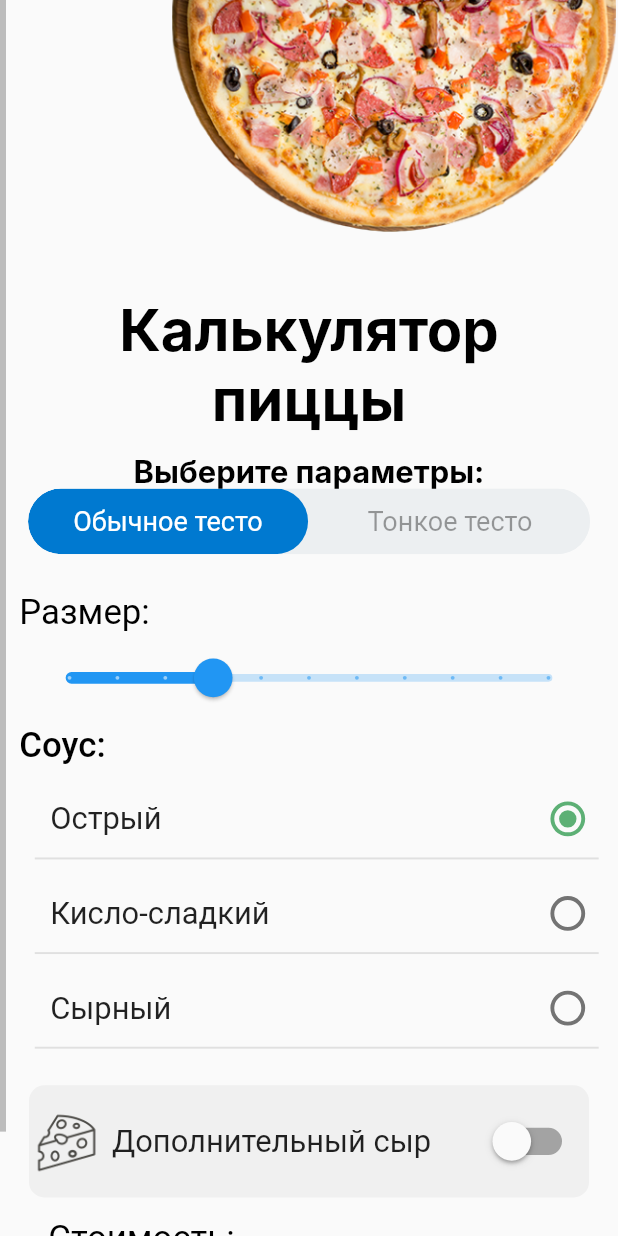
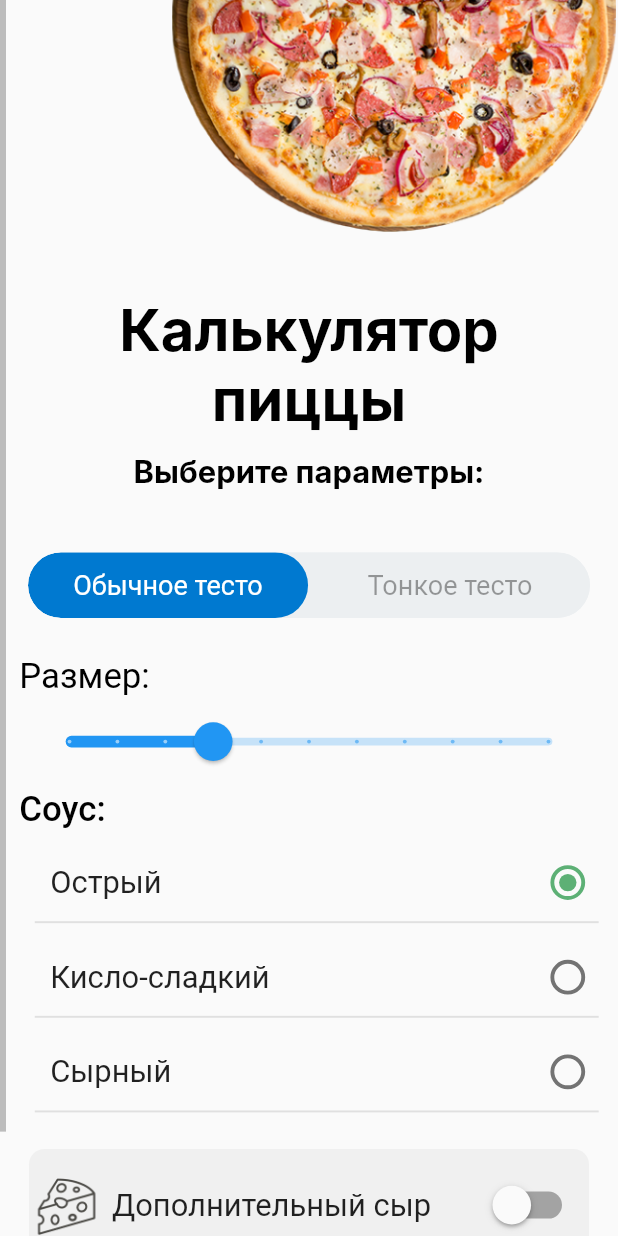
Before and after one commit to Alexqwesa/test_task_pizza_shop_project, a Flutter app: the MainScreen screen opened by its route, on a phone screen of 412 x 824 dp. Run offline on Flutter 3.47's test engine with Material 2 defaults, Android fonts, the phone set to English and light mode, and no system bars; drawn by our look-alikes of toggle_switch; Roboto replaces fonts that are missing (Inter).

Commit message:
minor padding, todo: rework RadioListTile padding

```diff
--- a/lib/main_screen.dart
+++ b/lib/main_screen.dart
@@ -83,6 +83,9 @@ class _MainScreenState extends State<MainScreen> {
                                       .headline1!
                                       .copyWith(fontSize: 16),
                                 ),
+                              ),
+                              const SizedBox(
+                                height: 33,
                               ),
                               ToggleSwitch(
                                 minWidth: 145.0,
```
